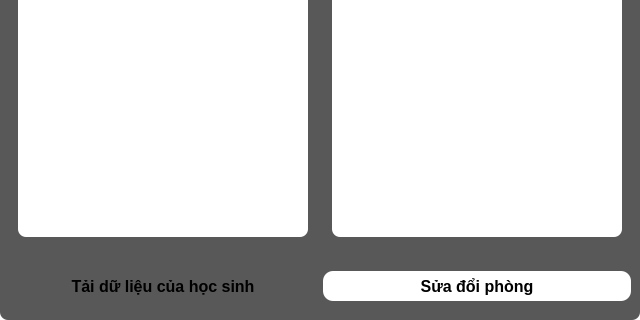
The window that UI_Files/Room.ui (hoangm960/Astraea) describes before a commit, drawn with Qt 5; both pictures show x 0 to 640 and y 280 to 600 of the 640 by 600 pixel window.
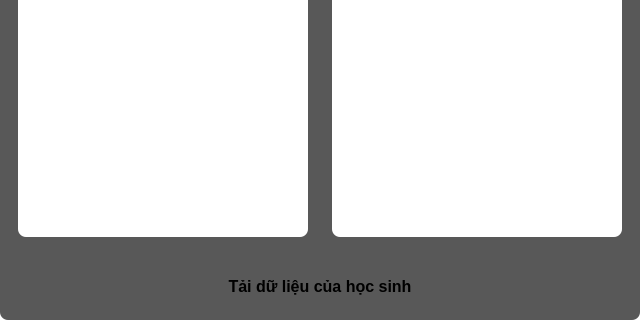
The same window after the commit.

Commit message: add student and lesson list in room

The edit to the form file:
```diff
--- a/UI_Files/Room.ui
+++ b/UI_Files/Room.ui
@@ -504,43 +504,6 @@
          </property>
         </widget>
        </item>
-       <item row="0" column="3">
-        <widget class="QPushButton" name="config_btn">
-         <property name="minimumSize">
-          <size>
-           <width>30</width>
-           <height>30</height>
-          </size>
-         </property>
-         <property name="font">
-          <font>
-           <pointsize>12</pointsize>
-           <weight>75</weight>
-           <bold>true</bold>
-          </font>
-         </property>
-         <property name="styleSheet">
-          <string notr="true">QPushButton {
-	background-color: rgb(255, 255, 255);
-	border-radius: 10px;
-	color: rgb(0,0,0);
-}
-
-QPushButton:hover {
-	color: rgb(255, 255, 255);
-	background-color: rgba(0, 0, 0, 150);
-}
-
-QPushButton:pressed {
-	color: rgb(255, 255, 255);
-	background-color: rgb(0, 0, 0);
-}</string>
-         </property>
-         <property name="text">
-          <string>Sửa đổi phòng</string>
-         </property>
-        </widget>
-       </item>
       </layout>
      </widget>
     </item>
```
Left out of the diff: 16 changed lines with no effect on the pictures. The commit also changes 2 other files.
